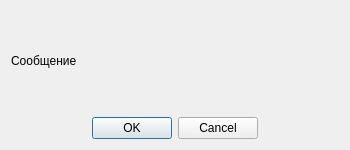
Qt form UI template/confirm_dialog.ui (nevskyforever/nfprogress) before a commit.
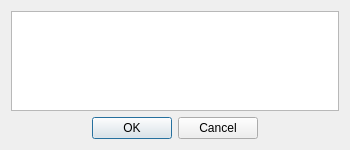
The same form after that commit.

Commit message: Добавлено окно подтвердения поделючения\удаления синхронизации

```diff
--- a/UI template/confirm_dialog.ui
+++ b/UI template/confirm_dialog.ui
@@ -10,6 +10,12 @@
     <height>150</height>
    </rect>
   </property>
+  <property name="sizePolicy">
+   <sizepolicy hsizetype="Expanding" vsizetype="Expanding">
+    <horstretch>0</horstretch>
+    <verstretch>0</verstretch>
+   </sizepolicy>
+  </property>
   <property name="minimumSize">
    <size>
     <width>223</width>
@@ -26,14 +32,7 @@
   </property>
   <layout class="QVBoxLayout" name="verticalLayout">
    <item>
-    <widget class="QLabel" name="message">
-     <property name="text">
-      <string>Сообщение</string>
-     </property>
-     <property name="wordWrap">
-      <bool>true</bool>
-     </property>
-    </widget>
+    <widget class="QTextBrowser" name="message"/>
    </item>
    <item>
     <widget class="QDialogButtonBox" name="b">
```
The commit also changes 2 other files.
